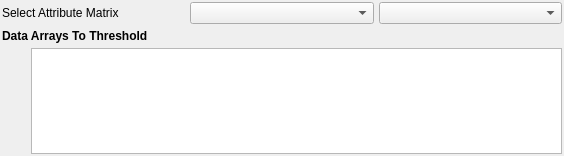
Old version of the form Source/DREAM3DWidgetsLib/FilterParameterWidgets/UI_Files/ComparisonSelectionWidget.ui in the repository BlueQuartzSoftware/DREAM3D.
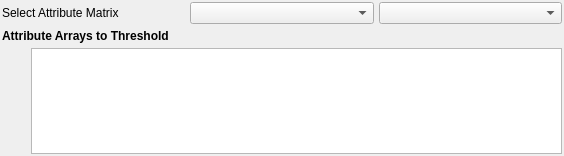
New version of the form. Icons and pictures are not drawn.

Patch:
```diff
--- a/Source/DREAM3DWidgetsLib/FilterParameterWidgets/UI_Files/ComparisonSelectionWidget.ui
+++ b/Source/DREAM3DWidgetsLib/FilterParameterWidgets/UI_Files/ComparisonSelectionWidget.ui
@@ -228,7 +228,7 @@
 }</string>
      </property>
      <property name="text">
-      <string>Data Arrays To Threshold</string>
+      <string>Attribute Arrays to Threshold</string>
      </property>
     </widget>
    </item>
```
